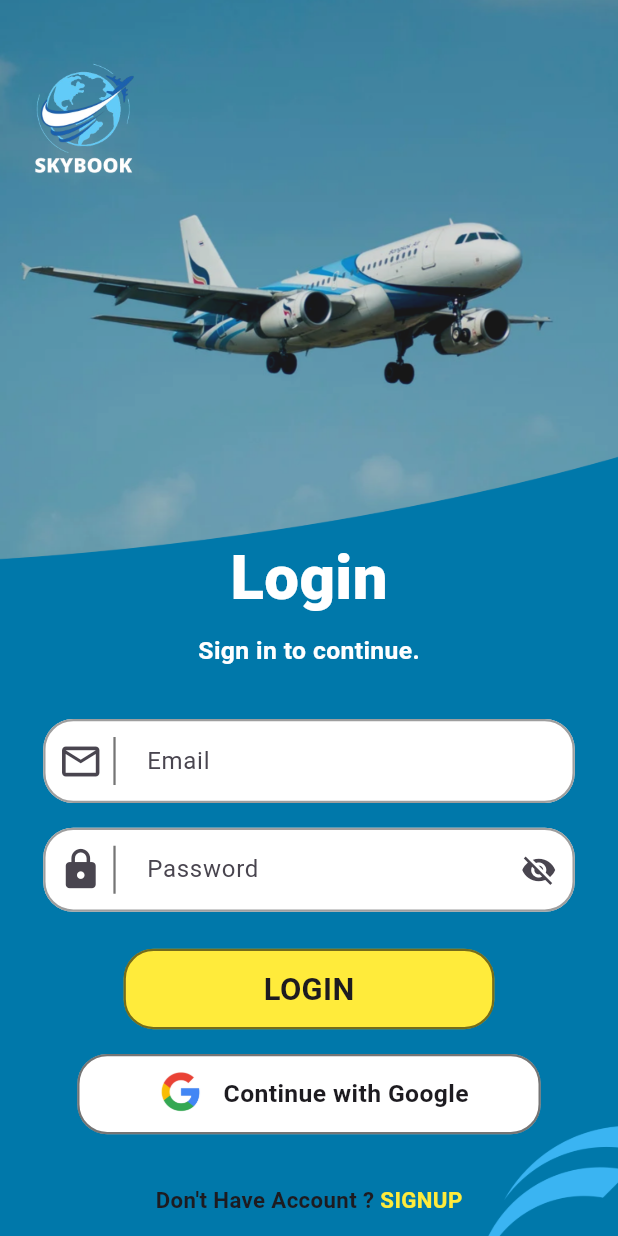
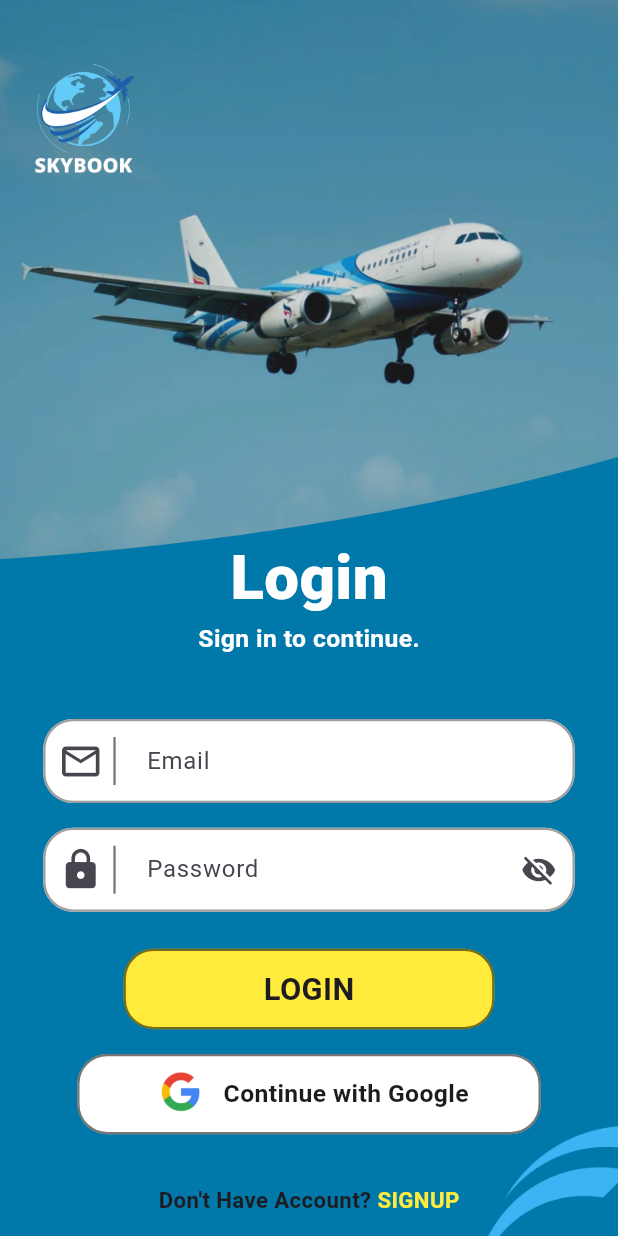
Before and after one commit to Rijan77/flight-tracker, a Flutter app: the Onboarding screen opened directly, after a tap on "Get Started", on a phone screen of 412 x 824 dp. Run offline on Flutter 3.47's test engine with Material 3 defaults, Android fonts, the phone set to English and light mode, and no system bars; our stand-ins replace font_awesome_flutter.

Commit message:
Update Login Page Design

```diff
--- a/lib/GUI/Onbording.dart
+++ b/lib/GUI/Onbording.dart
@@ -1,4 +1,3 @@
-import 'package:flight_app/GUI/user_auth/LoginPage.dart';
 import 'package:flight_app/GUI/user_auth/Login_Page.dart';
 import 'package:flutter/material.dart';
 
@@ -76,7 +75,7 @@ class _OnbordingState extends State<Onboarding> {
 
                         InkWell(
                           onTap: (){
-                            Navigator.push(context, MaterialPageRoute(builder: (context) =>  LoginPage()),
+                            Navigator.push(context, MaterialPageRoute(builder: (context) =>  const LoginPage()),
                             );
                           },
                           child: Container(
--- a/lib/GUI/user_auth/Login_Page.dart
+++ b/lib/GUI/user_auth/Login_Page.dart
@@ -1,5 +1,4 @@
 import 'package:flutter/material.dart';
-import 'package:font_awesome_flutter/font_awesome_flutter.dart';
 
 class LoginPage extends StatefulWidget {
   const LoginPage({super.key});
@@ -47,7 +46,6 @@ class _LoginPageState extends State<LoginPage> {
                           color: Colors.white,
                         ),
                       ),
-                      SizedBox(height: screenHeight * 0.01),
                       Text(
                         "Sign in to continue.",
                         style: TextStyle(
@@ -59,7 +57,7 @@ class _LoginPageState extends State<LoginPage> {
                     ],
                   ),
                 ),
-                SizedBox(height: screenHeight * 0.04),
+                SizedBox(height: screenHeight * 0.05),
                 Padding(
                   padding: EdgeInsets.symmetric(horizontal: screenWidth * 0.07),
                   child: TextField(
@@ -198,7 +196,7 @@ class _LoginPageState extends State<LoginPage> {
                   mainAxisAlignment: MainAxisAlignment.center,
                   children: [
                     Text(
-                      "Don't Have Account ? ",
+                      "Don't Have Account? ",
                       style: TextStyle(
                         fontSize: screenHeight * 0.018,
                         fontWeight: FontWeight.w600,
--- a/lib/main.dart
+++ b/lib/main.dart
@@ -1,5 +1,4 @@
 import 'package:flutter/material.dart';
-import 'GUI/Splash_Screen.dart';
 import 'GUI/user_auth/Login_Page.dart';
 
 void main() {
```
